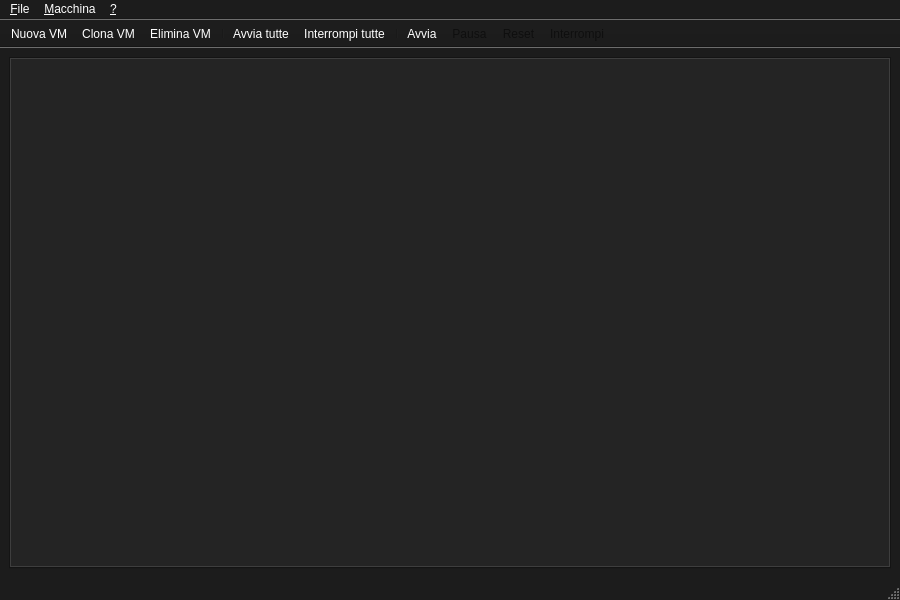
nanodario/vb-ant, file src/MainWindow.ui: the form before one commit.
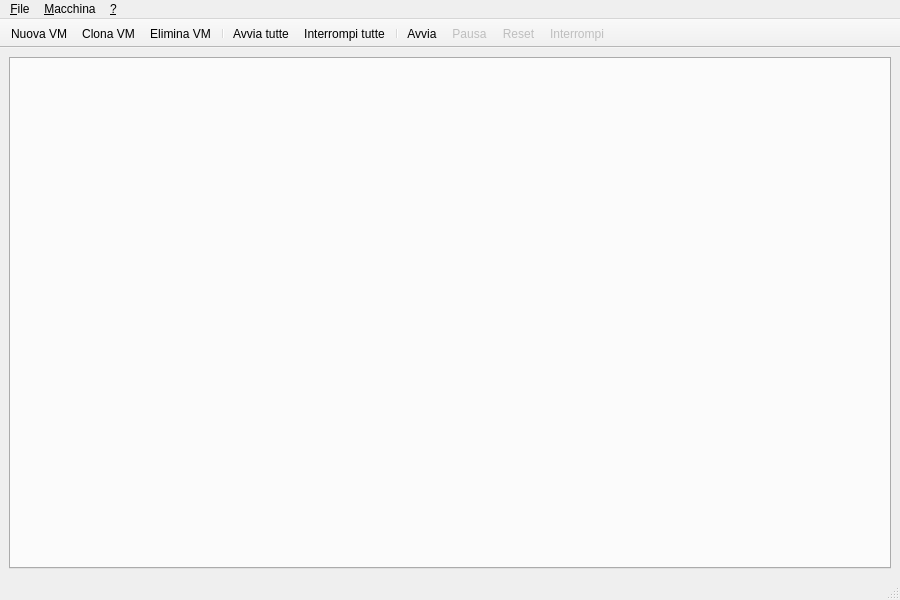
The form after the commit. Icons and pictures are not drawn.

```diff
--- a/src/MainWindow.ui
+++ b/src/MainWindow.ui
@@ -17,421 +17,6 @@
     <height>600</height>
    </size>
   </property>
-  <property name="palette">
-   <palette>
-    <active>
-     <colorrole role="WindowText">
-      <brush brushstyle="SolidPattern">
-       <color alpha="255">
-        <red>255</red>
-        <green>255</green>
-        <blue>255</blue>
-       </color>
-      </brush>
-     </colorrole>
-     <colorrole role="Button">
-      <brush brushstyle="SolidPattern">
-       <color alpha="255">
-        <red>28</red>
-        <green>28</green>
-        <blue>28</blue>
-       </color>
-      </brush>
-     </colorrole>
-     <colorrole role="Light">
-      <brush brushstyle="SolidPattern">
-       <color alpha="255">
-        <red>42</red>
-        <green>42</green>
-        <blue>42</blue>
-       </color>
-      </brush>
-     </colorrole>
-     <colorrole role="Midlight">
-      <brush brushstyle="SolidPattern">
-       <color alpha="255">
-        <red>35</red>
-        <green>35</green>
-        <blue>35</blue>
-       </color>
-      </brush>
-     </colorrole>
-     <colorrole role="Dark">
-      <brush brushstyle="SolidPattern">
-       <color alpha="255">
-        <red>14</red>
-        <green>14</green>
-        <blue>14</blue>
-       </color>
-      </brush>
-     </colorrole>
-     <colorrole role="Mid">
-      <brush brushstyle="SolidPattern">
-       <color alpha="255">
-        <red>18</red>
-        <green>18</green>
-        <blue>18</blue>
-       </color>
-      </brush>
-     </colorrole>
-     <colorrole role="Text">
-      <brush brushstyle="SolidPattern">
-       <color alpha="255">
-        <red>255</red>
-        <green>255</green>
-        <blue>255</blue>
-       </color>
-      </brush>
-     </colorrole>
-     <colorrole role="BrightText">
-      <brush brushstyle="SolidPattern">
-       <color alpha="255">
-        <red>255</red>
-        <green>255</green>
-        <blue>255</blue>
-       </color>
-      </brush>
-     </colorrole>
-     <colorrole role="ButtonText">
-      <brush brushstyle="SolidPattern">
-       <color alpha="255">
-        <red>255</red>
-        <green>255</green>
-        <blue>255</blue>
-       </color>
-      </brush>
-     </colorrole>
-     <colorrole role="Base">
-      <brush brushstyle="SolidPattern">
-       <color alpha="255">
-        <red>0</red>
-        <green>0</green>
-        <blue>0</blue>
-       </color>
-      </brush>
-     </colorrole>
-     <colorrole role="Window">
-      <brush brushstyle="SolidPattern">
-       <color alpha="255">
-        <red>28</red>
-        <green>28</green>
-        <blue>28</blue>
-       </color>
-      </brush>
-     </colorrole>
-     <colorrole role="Shadow">
-      <brush brushstyle="SolidPattern">
-       <color alpha="255">
-        <red>0</red>
-        <green>0</green>
-        <blue>0</blue>
-       </color>
-      </brush>
-     </colorrole>
-     <colorrole role="AlternateBase">
-      <brush brushstyle="SolidPattern">
-       <color alpha="255">
-        <red>14</red>
-        <green>14</green>
-        <blue>14</blue>
-       </color>
-      </brush>
-     </colorrole>
-     <colorrole role="ToolTipBase">
-      <brush brushstyle="SolidPattern">
-       <color alpha="255">
-        <red>255</red>
-        <green>255</green>
-        <blue>220</blue>
-       </color>
-      </brush>
-     </colorrole>
-     <colorrole role="ToolTipText">
-      <brush brushstyle="SolidPattern">
-       <color alpha="255">
-        <red>0</red>
-        <green>0</green>
-        <blue>0</blue>
-       </color>
-      </brush>
-     </colorrole>
-    </active>
-    <inactive>
-     <colorrole role="WindowText">
-      <brush brushstyle="SolidPattern">
-       <color alpha="255">
-        <red>255</red>
-        <green>255</green>
-        <blue>255</blue>
-       </color>
-      </brush>
-     </colorrole>
-     <colorrole role="Button">
-      <brush brushstyle="SolidPattern">
-       <color alpha="255">
-        <red>28</red>
-        <green>28</green>
-        <blue>28</blue>
-       </color>
-      </brush>
-     </colorrole>
-     <colorrole role="Light">
-      <brush brushstyle="SolidPattern">
-       <color alpha="255">
-        <red>42</red>
-        <green>42</green>
-        <blue>42</blue>
-       </color>
-      </brush>
-     </colorrole>
-     <colorrole role="Midlight">
-      <brush brushstyle="SolidPattern">
-       <color alpha="255">
-        <red>35</red>
-        <green>35</green>
-        <blue>35</blue>
-       </color>
-      </brush>
-     </colorrole>
-     <colorrole role="Dark">
-      <brush brushstyle="SolidPattern">
-       <color alpha="255">
-        <red>14</red>
-        <green>14</green>
-        <blue>14</blue>
-       </color>
-      </brush>
-     </colorrole>
-     <colorrole role="Mid">
-      <brush brushstyle="SolidPattern">
-       <color alpha="255">
-        <red>18</red>
-        <green>18</green>
-        <blue>18</blue>
-       </color>
-      </brush>
-     </colorrole>
-     <colorrole role="Text">
-      <brush brushstyle="SolidPattern">
-       <color alpha="255">
-        <red>255</red>
-        <green>255</green>
-        <blue>255</blue>
-       </color>
-      </brush>
-     </colorrole>
-     <colorrole role="BrightText">
-      <brush brushstyle="SolidPattern">
-       <color alpha="255">
-        <red>255</red>
-        <green>255</green>
-        <blue>255</blue>
-       </color>
-      </brush>
-     </colorrole>
-     <colorrole role="ButtonText">
-      <brush brushstyle="SolidPattern">
-       <color alpha="255">
-        <red>255</red>
-        <green>255</green>
-        <blue>255</blue>
-       </color>
-      </brush>
-     </colorrole>
-     <colorrole role="Base">
-      <brush brushstyle="SolidPattern">
-       <color alpha="255">
-        <red>0</red>
-        <green>0</green>
-        <blue>0</blue>
-       </color>
-      </brush>
-     </colorrole>
-     <colorrole role="Window">
-      <brush brushstyle="SolidPattern">
-       <color alpha="255">
-        <red>28</red>
-        <green>28</green>
-        <blue>28</blue>
-       </color>
-      </brush>
-     </colorrole>
-     <colorrole role="Shadow">
-      <brush brushstyle="SolidPattern">
-       <color alpha="255">
-        <red>0</red>
-        <green>0</green>
-        <blue>0</blue>
-       </color>
-      </brush>
-     </colorrole>
-     <colorrole role="AlternateBase">
-      <brush brushstyle="SolidPattern">
-       <color alpha="255">
-        <red>14</red>
-        <green>14</green>
-        <blue>14</blue>
-       </color>
-      </brush>
-     </colorrole>
-     <colorrole role="ToolTipBase">
-      <brush brushstyle="SolidPattern">
-       <color alpha="255">
-        <red>255</red>
-        <green>255</green>
-        <blue>220</blue>
-       </color>
-      </brush>
-     </colorrole>
-     <colorrole role="ToolTipText">
-      <brush brushstyle="SolidPattern">
-       <color alpha="255">
-        <red>0</red>
-        <green>0</green>
-        <blue>0</blue>
-       </color>
-      </brush>
-     </colorrole>
-    </inactive>
-    <disabled>
-     <colorrole role="WindowText">
-      <brush brushstyle="SolidPattern">
-       <color alpha="255">
-        <red>14</red>
-        <green>14</green>
-        <blue>14</blue>
-       </color>
-      </brush>
-     </colorrole>
-     <colorrole role="Button">
-      <brush brushstyle="SolidPattern">
-       <color alpha="255">
-        <red>28</red>
-        <green>28</green>
-        <blue>28</blue>
-       </color>
-      </brush>
-     </colorrole>
-     <colorrole role="Light">
-      <brush brushstyle="SolidPattern">
-       <color alpha="255">
-        <red>42</red>
-        <green>42</green>
-        <blue>42</blue>
-       </color>
-      </brush>
-     </colorrole>
-     <colorrole role="Midlight">
-      <brush brushstyle="SolidPattern">
-       <color alpha="255">
-        <red>35</red>
-        <green>35</green>
-        <blue>35</blue>
-       </color>
-      </brush>
-     </colorrole>
-     <colorrole role="Dark">
-      <brush brushstyle="SolidPattern">
-       <color alpha="255">
-        <red>14</red>
-        <green>14</green>
-        <blue>14</blue>
-       </color>
-      </brush>
-     </colorrole>
-     <colorrole role="Mid">
-      <brush brushstyle="SolidPattern">
-       <color alpha="255">
-        <red>18</red>
-        <green>18</green>
-        <blue>18</blue>
-       </color>
-      </brush>
-     </colorrole>
-     <colorrole role="Text">
-      <brush brushstyle="SolidPattern">
-       <color alpha="255">
-        <red>14</red>
-        <green>14</green>
-        <blue>14</blue>
-       </color>
-      </brush>
-     </colorrole>
-     <colorrole role="BrightText">
-      <brush brushstyle="SolidPattern">
-       <color alpha="255">
-        <red>255</red>
-        <green>255</green>
-        <blue>255</blue>
-       </color>
-      </brush>
-     </colorrole>
-     <colorrole role="ButtonText">
-      <brush brushstyle="SolidPattern">
-       <color alpha="255">
-        <red>14</red>
-        <green>14</green>
-        <blue>14</blue>
-       </color>
-      </brush>
-     </colorrole>
-     <colorrole role="Base">
-      <brush brushstyle="SolidPattern">
-       <color alpha="255">
-        <red>28</red>
-        <green>28</green>
-        <blue>28</blue>
-       </color>
-      </brush>
-     </colorrole>
-     <colorrole role="Window">
-      <brush brushstyle="SolidPattern">
-       <color alpha="255">
-        <red>28</red>
-        <green>28</green>
-        <blue>28</blue>
-       </color>
-      </brush>
-     </colorrole>
-     <colorrole role="Shadow">
-      <brush brushstyle="SolidPattern">
-       <color alpha="255">
-        <red>0</red>
-        <green>0</green>
-        <blue>0</blue>
-       </color>
-      </brush>
-     </colorrole>
-     <colorrole role="AlternateBase">
-      <brush brushstyle="SolidPattern">
-       <color alpha="255">
-        <red>28</red>
-        <green>28</green>
-        <blue>28</blue>
-       </color>
-      </brush>
-     </colorrole>
-     <colorrole role="ToolTipBase">
-      <brush brushstyle="SolidPattern">
-       <color alpha="255">
-        <red>255</red>
-        <green>255</green>
-        <blue>220</blue>
-       </color>
-      </brush>
-     </colorrole>
-     <colorrole role="ToolTipText">
-      <brush brushstyle="SolidPattern">
-       <color alpha="255">
-        <red>0</red>
-        <green>0</green>
-        <blue>0</blue>
-       </color>
-      </brush>
-     </colorrole>
-    </disabled>
-   </palette>
-  </property>
   <property name="windowTitle">
    <string>MainWindow</string>
   </property>
```
Left out of the diff: 1283 changed lines with no effect on the pictures.
